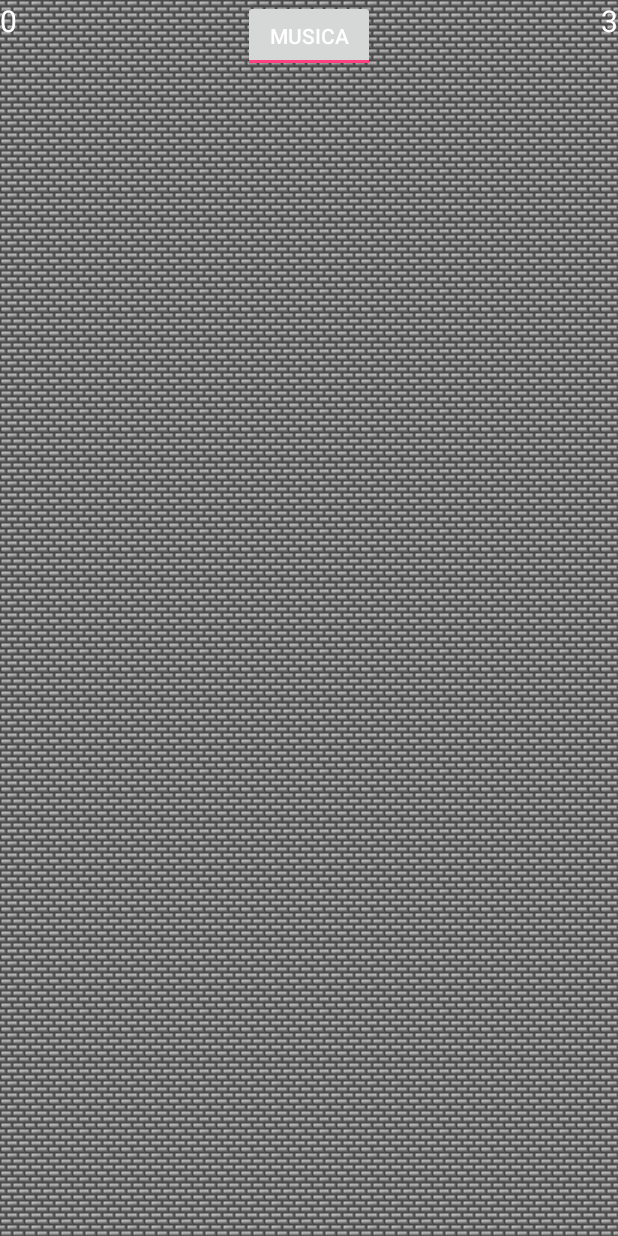
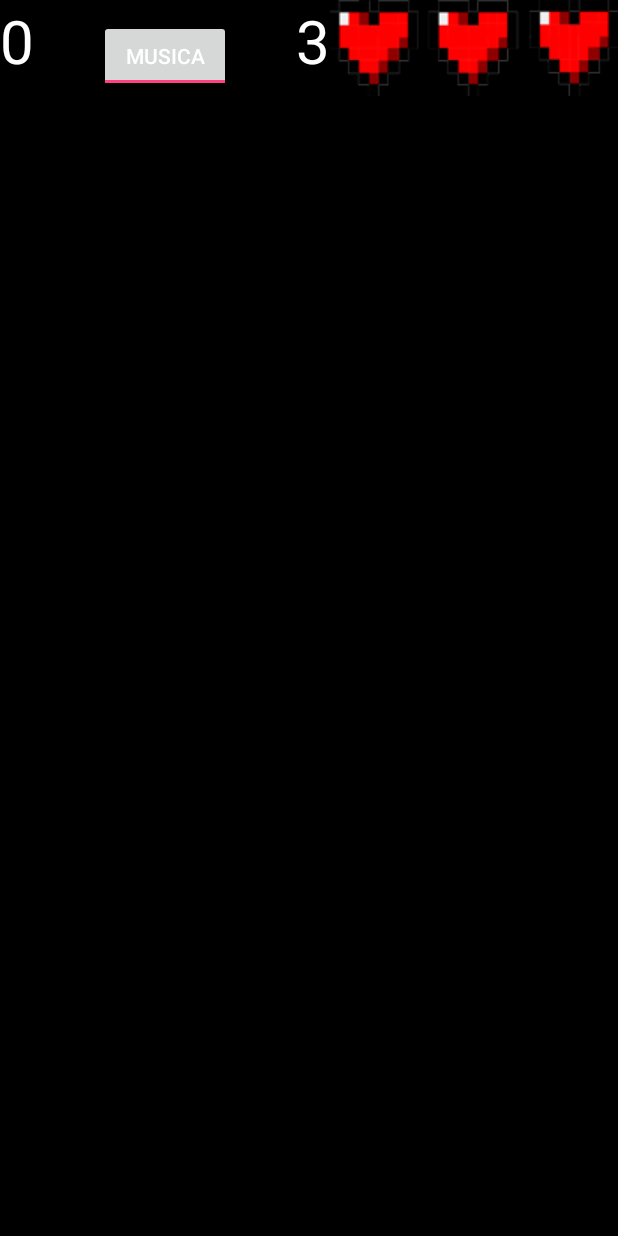
Before and after one commit to JuampiOrlando/TPO2, an Android app: the layout juego_layout.xml on its own in the app's theme, with its tools: preview values and no code run, on a phone screen of 412 x 824 dp. Run offline under Robolectric (Android 15) with nearby library versions, the phone set to English and light mode, and no system bars.

```diff
--- a/app/src/main/res/layout-land/juego_layout.xml
+++ b/app/src/main/res/layout-land/juego_layout.xml
@@ -41,13 +41,23 @@
 
         <TextView
             android:layout_width="0dp"
-            android:layout_height="match_parent"
+            android:layout_height="50dp"
             android:id="@+id/vidas"
             android:text="3"
             android:textColor="#ffffffff"
             android:gravity="right"
             android:layout_weight="1"
-            android:textSize="20sp"
+            android:textSize="40sp"
+
+            />
+
+        <ImageView
+
+            android:layout_width="wrap_content"
+            android:layout_height="wrap_content"
+            android:id="@+id/imageViewCorazones"
+
+            android:src="@drawable/cor3"
             />
 
     </LinearLayout>
--- a/app/src/main/res/layout-land/pop_nickname.xml
+++ b/app/src/main/res/layout-land/pop_nickname.xml
@@ -50,6 +50,7 @@
         <EditText
             android:layout_width="match_parent"
             android:layout_height="wrap_content"
+            android:id="@+id/nickname"
             android:text="Nickname?"
             android:textSize="25sp"
             android:textColor="#9e8c8c"
--- a/app/src/main/res/layout/backgroundrepete.xml
+++ /dev/null
@@ -1,4 +0,0 @@
-<?xml version="1.0" encoding="utf-8"?>
-<bitmap xmlns:android="http://schemas.android.com/apk/res/android"
-    android:src="@drawable/piso"
-    android:tileMode="repeat"  android:layout_height="match_parent" android:layout_width="match_parent"/>
--- a/app/src/main/res/layout/juego_layout.xml
+++ b/app/src/main/res/layout/juego_layout.xml
@@ -3,8 +3,7 @@
     android:orientation="vertical" android:layout_width="match_parent"
     android:layout_height="match_parent"
     android:id="@+id/linear_juego"
-    android:background="@layout/backgroundrepete"
-
+    android:background="#ff000000"
     >
     <!--<com.example.fai.tpo2.Juego
         android:id="@+id/surface_view"
@@ -13,7 +12,6 @@
         android:layout_weight="0.8"/>
         -->
     <LinearLayout
-
         android:layout_width="match_parent"
         android:layout_height="0dp"
         android:orientation="horizontal"
@@ -26,7 +24,7 @@
             android:textColor="#ffffffff"
             android:gravity="left"
             android:layout_weight="1"
-            android:textSize="20sp"
+            android:textSize="40sp"
             />
 
         <ToggleButton
@@ -43,13 +41,23 @@
 
         <TextView
             android:layout_width="0dp"
-            android:layout_height="match_parent"
+            android:layout_height="50dp"
             android:id="@+id/vidas"
             android:text="3"
             android:textColor="#ffffffff"
             android:gravity="right"
             android:layout_weight="1"
-            android:textSize="20sp"
+            android:textSize="40sp"
+
+            />
+
+        <ImageView
+
+            android:layout_width="wrap_content"
+            android:layout_height="wrap_content"
+            android:id="@+id/imageViewCorazones"
+
+            android:src="@drawable/cor3"
             />
 
     </LinearLayout>
--- a/app/src/main/res/values/strings.xml
+++ b/app/src/main/res/values/strings.xml
@@ -1,5 +1,5 @@
 <resources>
-    <string name="app_name">TPO2</string>
+    <string name="app_name">No Mates al Pelado</string>
     <string name="action_settings">Settings</string>
     <string name="action_musica">Musica</string>
     <string name="begin">Que comience el juego!</string>
```
Also changed, not shown: app/src/main/java/com/example/fai/tpo2/HiloJuego.java (+1 -9 lines), app/src/main/java/com/example/fai/tpo2/Juego.java (+37 -3 lines), app/src/main/java/com/example/fai/tpo2/Sprite.java (+6 -5 lines), app/src/main/res/drawable/cor1.png (added), app/src/main/res/drawable/cor2.png (added), app/src/main/res/drawable/cor3.png (added), app/src/main/res/mipmap-hdpi/ic_launcher.png, app/src/main/res/mipmap-mdpi/ic_launcher.png, app/src/main/res/mipmap-xhdpi/ic_launcher.png, app/src/main/res/mipmap-xxhdpi/ic_launcher.png, app/src/main/res/mipmap-xxxhdpi/ic_launcher.png.
